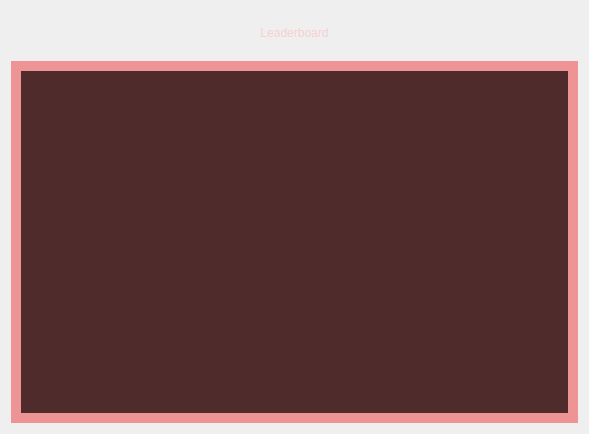
Divljo31/MATFWars, file MATFWars/leaderboard.ui: the form before one commit.
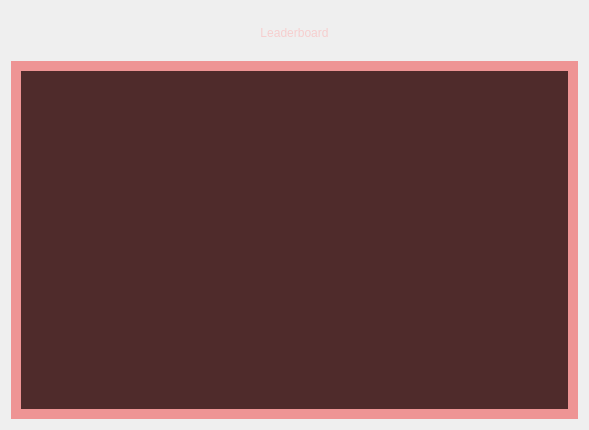
The form after the commit. Icons and pictures are not drawn.

The edit to the form file:
```diff
--- a/MATFWars/leaderboard.ui
+++ b/MATFWars/leaderboard.ui
@@ -7,9 +7,21 @@
     <x>0</x>
     <y>0</y>
     <width>589</width>
-    <height>434</height>
+    <height>430</height>
    </rect>
   </property>
+  <property name="minimumSize">
+   <size>
+    <width>589</width>
+    <height>430</height>
+   </size>
+  </property>
+  <property name="maximumSize">
+   <size>
+    <width>589</width>
+    <height>430</height>
+   </size>
+  </property>
   <property name="windowTitle">
    <string>MATFWars</string>
   </property>
@@ -73,6 +85,26 @@
 border-color: rgb(238, 148, 148);
 background-image: url(:/background/backgroundBtns.jpg);</string>
        </property>
+       <property name="verticalScrollBarPolicy">
+        <enum>Qt::ScrollBarAlwaysOff</enum>
+       </property>
+       <property name="autoFormatting">
+        <set>QTextEdit::AutoNone</set>
+       </property>
+       <property name="tabChangesFocus">
+        <bool>false</bool>
+       </property>
+       <property name="lineWrapMode">
+        <enum>QTextEdit::WidgetWidth</enum>
+       </property>
+       <property name="textInteractionFlags">
+        <set>Qt::TextBrowserInteraction</set>
+       </property>
+       <property name="source">
+        <url>
+         <string>qrc:/txt/leaderboard.txt</string>
+        </url>
+       </property>
       </widget>
      </item>
     </layout>
```
Left out of the diff: 4 changed lines with no effect on the pictures.
